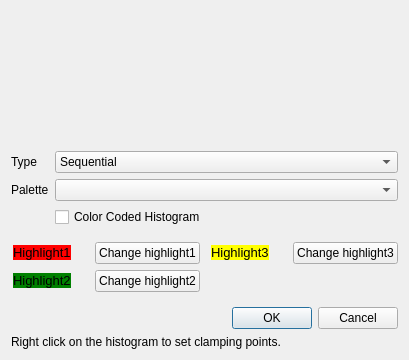
This is EditColorMap.ui in danlipsa/foamvis as Qt 5 draws it before an edit. The edited form follows.
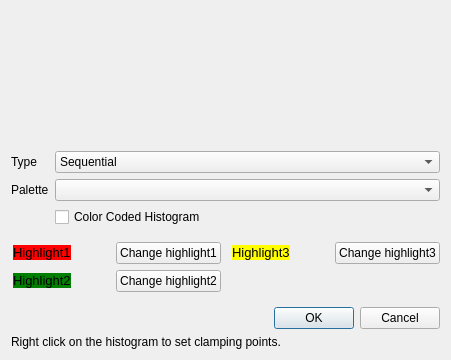
This is the edited form. Custom widgets are drawn as their Qt base class.

Patch:
```diff
--- a/EditColorMap.ui
+++ b/EditColorMap.ui
@@ -6,7 +6,7 @@
    <rect>
     <x>0</x>
     <y>0</y>
-    <width>409</width>
+    <width>451</width>
     <height>360</height>
    </rect>
   </property>
```
Left out of the diff: 55 changed lines with no effect on the pictures.
